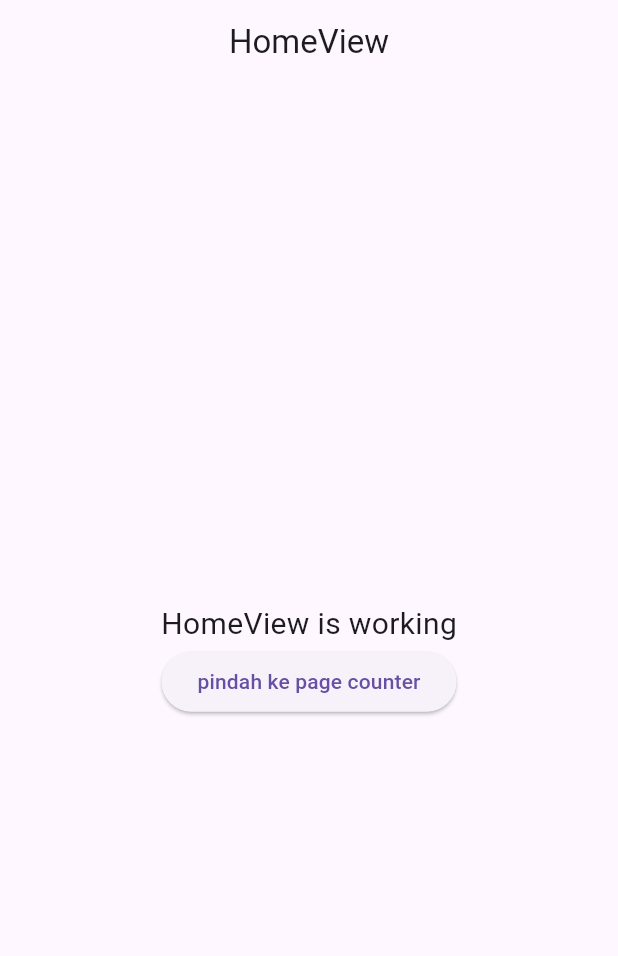
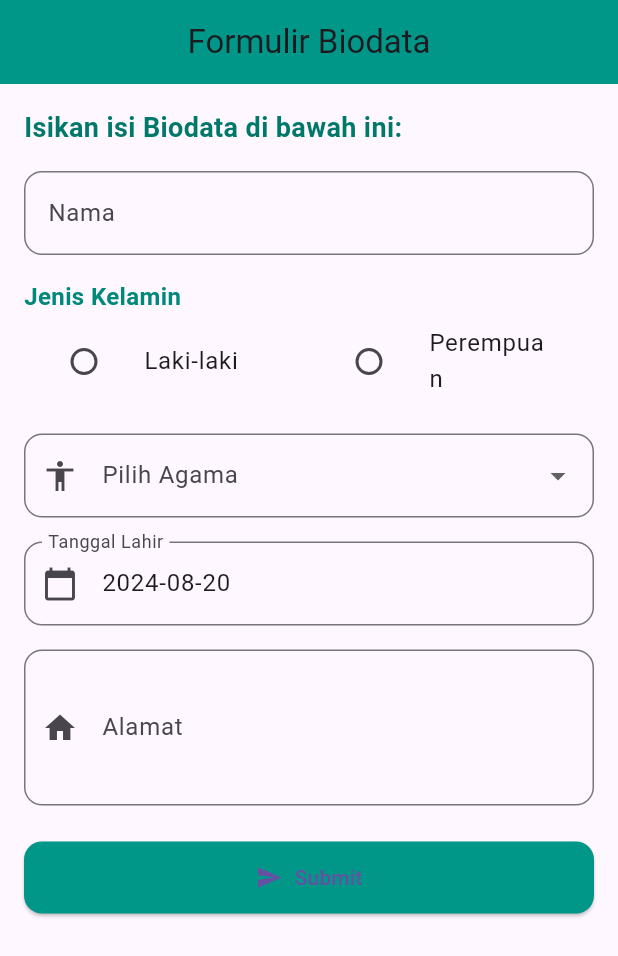
Before and after one commit to bady207/belajar_getx, a Flutter app: the screen it shows after launch, on a phone screen of 412 x 824 dp. Shown: the top 956 px of the screen. Run offline on Flutter 3.47's test engine with Material 3 defaults, Android fonts, the phone set to English and light mode, and no system bars; our stand-ins replace get.

Commit message:
formulir

```diff
--- /dev/null
+++ b/lib/app/data/biodata_model.dart
@@ -0,0 +1,15 @@
+class BiodataModel {
+  String nama;
+  String jeniskelamin;
+  String agama;
+  DateTime tanggalLahir;
+  String alamat;
+
+  BiodataModel(
+      {required this.nama,
+      required this.jeniskelamin,
+      required this.agama,
+      required this.tanggalLahir,
+      required this.alamat
+      });
+}
--- /dev/null
+++ b/lib/app/modules/biodata/controllers/biodata_controller.dart
@@ -0,0 +1,40 @@
+import 'package:get/get.dart';
+
+import '../../../data/biodata_model.dart';
+
+class BiodataController extends GetxController {
+  // Menggunakan Rx untuk variabel yang reaktif
+  final nama = ''.obs;
+  final jenisKelamin = ''.obs;
+  final agama = ''.obs;
+  final tanggalLahir = DateTime.now().obs;
+  final alamat = ''.obs;
+
+  // Fungsi untuk mengubah nilai
+  void setNama(String value) => nama.value = value;
+
+  void setJenisKelamin(String? value) {
+    if (value != null) jenisKelamin.value = value;
+  }
+
+  void setAgama(String? value) {
+    if (value != null) agama.value = value;
+  }
+
+  void setTanggalLahir(DateTime value) => tanggalLahir.value = value;
+
+  void setAlamat(String value) => alamat.value = value;
+
+  // Fungsi untuk submit formulir
+  void submitForm() {
+    // Proses data formulir di sini atau navigasikan ke halaman lain
+    final formData = BiodataModel(
+      nama: nama.value,
+      jeniskelamin: jenisKelamin.value,
+      agama: agama.value,
+      tanggalLahir: tanggalLahir.value,
+      alamat: alamat.value,
+    );
+    Get.toNamed('/output', arguments: formData);
+  }
+}
--- /dev/null
+++ b/lib/app/modules/biodata/views/biodata_view.dart
@@ -0,0 +1,157 @@
+import 'package:flutter/material.dart';
+import 'package:get/get.dart';
+import '../controllers/biodata_controller.dart';
+
+class BiodataView extends GetView<BiodataController> {
+  const BiodataView({Key? key}) : super(key: key);
+
+  @override
+  Widget build(BuildContext context) {
+    return Scaffold(
+      appBar: AppBar(
+        title: const Text('Formulir Biodata'),
+        centerTitle: true,
+        backgroundColor: Colors.teal,
+        elevation: 0,
+      ),
+      body: SingleChildScrollView(
+        child: Padding(
+          padding: const EdgeInsets.all(16.0),
+          child: Column(
+            crossAxisAlignment: CrossAxisAlignment.start,
+            children: [
+              Text(
+                'Isikan isi Biodata di bawah ini:',
+                style: TextStyle(
+                  fontSize: 18,
+                  fontWeight: FontWeight.bold,
+                  color: Colors.teal.shade700,
+                ),
+              ),
+              SizedBox(height: 16),
+              TextField(
+                onChanged: controller.setNama,
+                decoration: InputDecoration(
+                  labelText: 'Nama',
+                  border: OutlineInputBorder(
+                    borderRadius: BorderRadius.circular(12),
+                  ),
+                ),
+              ),
+              SizedBox(height: 16),
+              Text(
+                'Jenis Kelamin',
+                style: TextStyle(
+                  fontSize: 16,
+                  fontWeight: FontWeight.bold,
+                  color: Colors.teal.shade600,
+                ),
+              ),
+              Row(
+                children: [
+                  Obx(() => Expanded(
+                    child: ListTile(
+                      title: const Text('Laki-laki'),
+                      leading: Radio<String>(
+                        value: 'Laki-laki',
+                        groupValue: controller.jenisKelamin.value,
+                        onChanged: controller.setJenisKelamin,
+                        activeColor: Colors.teal,
+                      ),
+                    ),
+                  )),
+                  Obx(() => Expanded(
+                    child: ListTile(
+                      title: const Text('Perempuan'),
+                      leading: Radio<String>(
+                        value: 'Perempuan',
+                        groupValue: controller.jenisKelamin.value,
+                        onChanged: controller.setJenisKelamin,
+                        activeColor: Colors.teal,
+                      ),
+                    ),
+                  )),
+                ],
+              ),
+              SizedBox(height: 16),
+              Obx(() => DropdownButtonFormField<String>(
+                value: controller.agama.value.isEmpty
+                    ? null
+                    : controller.agama.value,
+                items: <String>['Islam', 'Kristen', 'Hindu', 'Budha']
+                    .map((String value) {
+                  return DropdownMenuItem<String>(
+                    value: value,
+                    child: Text(value),
+                  );
+                }).toList(),
+                onChanged: controller.setAgama,
+                decoration: InputDecoration(
+                  labelText: 'Pilih Agama',
+                  prefixIcon: Icon(Icons.accessibility),
+                  border: OutlineInputBorder(
+                    borderRadius: BorderRadius.circular(12),
+                  ),
+                ),
+              )),
+              SizedBox(height: 16),
+              Obx(() => TextField(
+                decoration: InputDecoration(
+                  labelText: 'Tanggal Lahir',
+                  hintText: 'Pilih Tanggal Lahir',
+                  prefixIcon: Icon(Icons.calendar_today),
+                  border: OutlineInputBorder(
+                    borderRadius: BorderRadius.circular(12),
+                  ),
+                ),
+                readOnly: true,
+                onTap: () async {
+                  DateTime? pickedDate = await showDatePicker(
+                    context: context,
+                    initialDate: controller.tanggalLahir.value,
+                    firstDate: DateTime(1900),
+                    lastDate: DateTime.now(),
+                  );
+                  if (pickedDate != null) {
+                    controller.setTanggalLahir(pickedDate);
+                  }
+                },
+                controller: TextEditingController(
+                  text: controller.tanggalLahir.value.toString().split(' ')[0],
+                ),
+              )),
+              SizedBox(height: 16),
+              TextField(
+                onChanged: controller.setAlamat,
+                decoration: InputDecoration(
+                  labelText: 'Alamat',
+                  prefixIcon: Icon(Icons.home),
+                  border: OutlineInputBorder(
+                    borderRadius: BorderRadius.circular(12),
+                  ),
+                ),
+                maxLines: 3,
+              ),
+              SizedBox(height: 24),
+              SizedBox(
+                width: double.infinity,
+                child: ElevatedButton.icon(
+                  onPressed: controller.submitForm,
+                  icon: Icon(Icons.send),
+                  label: const Text('Submit'),
+                  style: ElevatedButton.styleFrom(
+                    padding: EdgeInsets.symmetric(vertical: 14),
+                    shape: RoundedRectangleBorder(
+                      borderRadius: BorderRadius.circular(12),
+                    ),
+                    backgroundColor: Colors.teal,
+                  ),
+                ),
+              ),
+            ],
+          ),
+        ),
+      ),
+    );
+  }
+}
--- a/lib/app/modules/counter/controllers/counter_controller.dart
+++ b/lib/app/modules/counter/controllers/counter_controller.dart
@@ -12,10 +12,10 @@ class CounterController extends GetxController {
   }
 
 void kurangsatu() {
-    if (bilangan.value >= 0) {
+    if (bilangan.value <= 0) {
       Get.snackbar('Warning', 'saetik teuing plok');
     } else {
-      bilangan.value++;
+      bilangan.value--;
     }
   }
 }
--- a/lib/app/modules/counter/views/counter_view.dart
+++ b/lib/app/modules/counter/views/counter_view.dart
@@ -19,7 +19,7 @@ class CounterView extends GetView<CounterController> {
           mainAxisAlignment: MainAxisAlignment.center,
           children: [
             Obx(
-              () => Text('Click Kang : ${c.bilangan}'),
+              () => Text('Click sok ${c.bilangan}'),
             ),
             ElevatedButton(
               onPressed: () {
--- a/lib/app/routes/app_pages.dart
+++ b/lib/app/routes/app_pages.dart
@@ -1,7 +1,8 @@
 import 'package:get/get.dart';
 
-import '../modules/counter/bindings/counter_binding.dart';
-import '../modules/counter/views/counter_view.dart';
+import '../modules/biodata/bindings/biodata_binding.dart';
+import '../modules/biodata/views/biodata_view.dart';
+import '../modules/biodata/views/output_view.dart';
 import '../modules/home/bindings/home_binding.dart';
 import '../modules/home/views/home_view.dart';
 
@@ -10,7 +11,7 @@ part 'app_routes.dart';
 class AppPages {
   AppPages._();
 
-  static const INITIAL = Routes.HOME;
+  static const INITIAL = Routes.BIODATA;
 
   static final routes = [
     GetPage(
@@ -19,9 +20,13 @@ class AppPages {
       binding: HomeBinding(),
     ),
     GetPage(
-      name: _Paths.COUNTER,
-      page: () => const CounterView(),
-      binding: CounterBinding(),
+      name: _Paths.BIODATA,
+      page: () => const BiodataView(),
+      binding: BiodataBinding(),
+    ),
+    GetPage(
+      name: _Paths.OUTPUT,
+      page: () => OutputView(),
     ),
   ];
 }
--- a/lib/app/routes/app_routes.dart
+++ b/lib/app/routes/app_routes.dart
@@ -1,14 +1,16 @@
 part of 'app_pages.dart';
+
 // DO NOT EDIT. This is code generated via package:get_cli/get_cli.dart
 
 abstract class Routes {
   Routes._();
   static const HOME = _Paths.HOME;
-  static const COUNTER = _Paths.COUNTER;
+  static const BIODATA = _Paths.BIODATA;
 }
 
 abstract class _Paths {
   _Paths._();
   static const HOME = '/home';
-  static const COUNTER = '/counter';
+  static const BIODATA = '/formulir';
+  static const OUTPUT = '/output';
 }
```
Also changed, not shown: lib/app/modules/biodata/bindings/biodata_binding.dart (added, +12 -0 lines), lib/app/modules/biodata/views/output_view.dart (added, +151 -0 lines).
